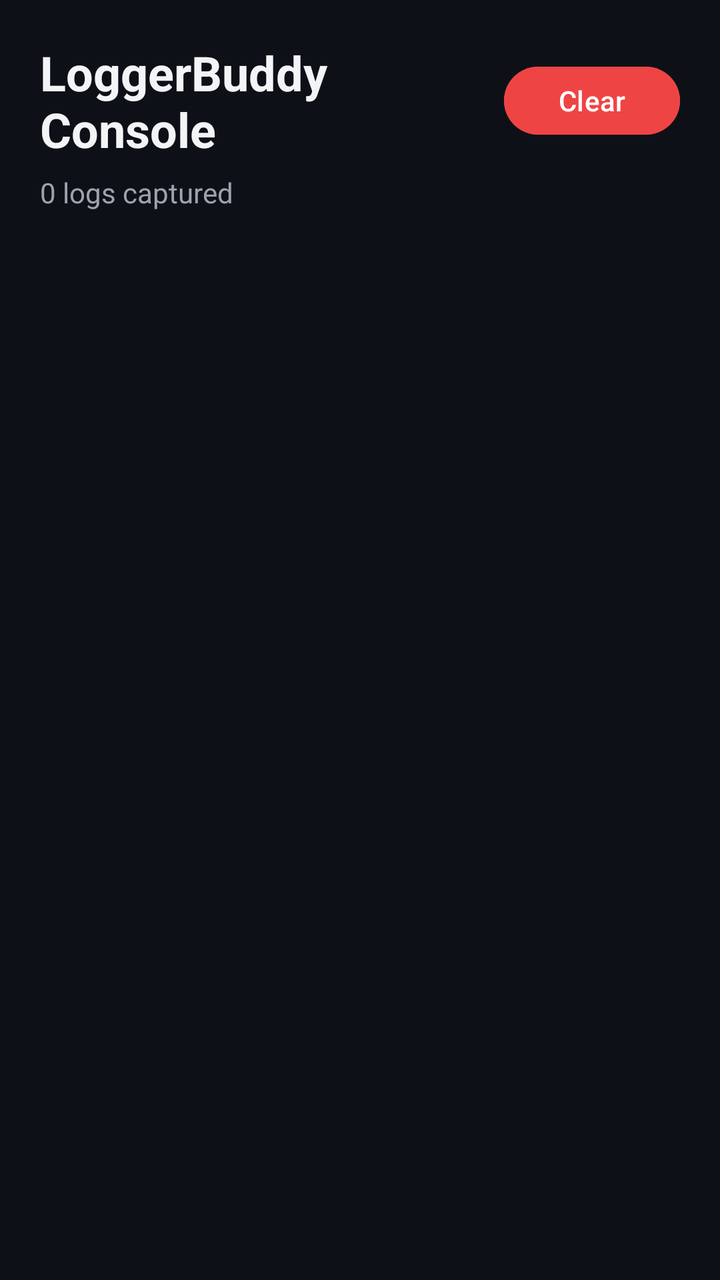
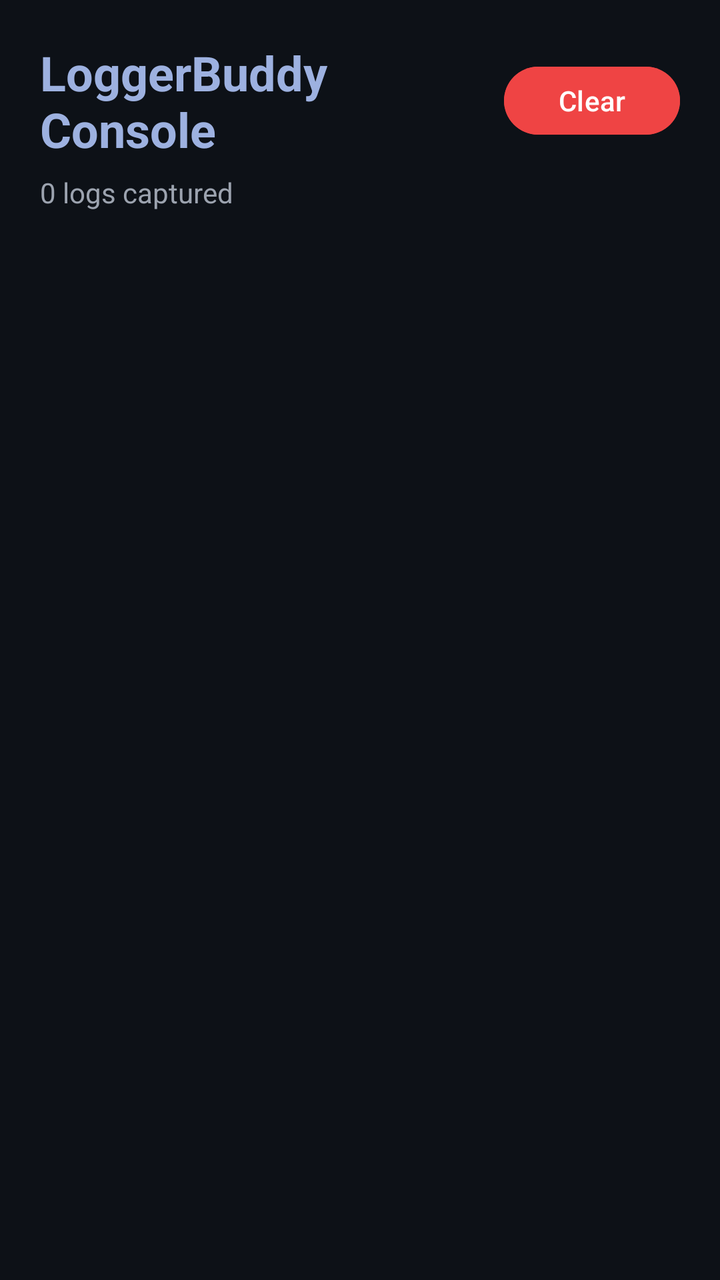

Two renders of the same Android screen: before a commit and after it. Below are the layout's source before the change and the commit's diff.
<!-- AndroidManifest.xml: another module's application theme Theme.LoggerBuddyDemo -->
<!-- res/layout/activity_log_viewer.xml -->
<?xml version="1.0" encoding="utf-8"?>
<LinearLayout xmlns:android="http://schemas.android.com/apk/res/android"
    android:layout_width="match_parent"
    android:layout_height="match_parent"
    android:background="#0D1117"
    android:orientation="vertical"
    android:padding="20dp">

    <LinearLayout
        android:layout_width="match_parent"
        android:layout_height="wrap_content"
        android:gravity="center_vertical"
        android:orientation="horizontal">

        <TextView
            android:layout_width="0dp"
            android:layout_height="wrap_content"
            android:layout_weight="1"
            android:text="LoggerBuddy Console"
            android:textColor="#F3F4F6"
            android:textSize="24sp"
            android:textStyle="bold" />

        <Button
            android:id="@+id/clearConsoleButton"
            android:layout_width="wrap_content"
            android:layout_height="42dp"
            android:backgroundTint="#EF4444"
            android:text="Clear"
            android:textColor="#FFFFFF" />
    </LinearLayout>

    <TextView
        android:id="@+id/statsTextView"
        android:layout_width="match_parent"
        android:layout_height="wrap_content"
        android:layout_marginTop="6dp"
        android:layout_marginBottom="16dp"
        android:text="0 logs captured"
        android:textColor="#9CA3AF"
        android:textSize="14sp" />

    <TextView
        android:id="@+id/emptyTextView"
        android:layout_width="match_parent"
        android:layout_height="wrap_content"
        android:gravity="center"
        android:paddingTop="48dp"
        android:paddingBottom="48dp"
        android:text="📄\n\nNo logs captured yet.\nAdd some logs from the demo app."
        android:textAlignment="center"
        android:textColor="#9CA3AF"
        android:textSize="16sp"
        android:visibility="gone" />

    <androidx.recyclerview.widget.RecyclerView
        android:id="@+id/logsRecyclerView"
        android:layout_width="match_parent"
        android:layout_height="match_parent" />



</LinearLayout>
<!-- resources referenced by this layout -->
<resources>
  <style name="Theme.LoggerBuddyDemo" parent="Base.Theme.LoggerBuddyDemo" />
  <style name="Base.Theme.LoggerBuddyDemo" parent="Theme.Material3.DayNight.NoActionBar">
          
          
      </style>
</resources>

<!-- the commit's change to res/layout/activity_log_viewer.xml (unified diff, before → after) -->
@@ -2,7 +2,7 @@
 <LinearLayout xmlns:android="http://schemas.android.com/apk/res/android"
     android:layout_width="match_parent"
     android:layout_height="match_parent"
-    android:background="#0D1117"
+    android:background="@color/logger_background_dark"
     android:orientation="vertical"
     android:padding="20dp">
 
@@ -17,7 +17,7 @@
             android:layout_height="wrap_content"
             android:layout_weight="1"
             android:text="LoggerBuddy Console"
-            android:textColor="#F3F4F6"
+            android:textColor="@color/logger_title_blue"
             android:textSize="24sp"
             android:textStyle="bold" />
 
@@ -25,9 +25,9 @@
             android:id="@+id/clearConsoleButton"
             android:layout_width="wrap_content"
             android:layout_height="42dp"
-            android:backgroundTint="#EF4444"
+            android:backgroundTint="@color/logger_button_danger"
             android:text="Clear"
-            android:textColor="#FFFFFF" />
+            android:textColor="@color/logger_text_on_color" />
     </LinearLayout>
 
     <TextView
@@ -37,7 +37,7 @@
         android:layout_marginTop="6dp"
         android:layout_marginBottom="16dp"
         android:text="0 logs captured"
-        android:textColor="#9CA3AF"
+        android:textColor="@color/logger_text_secondary"
         android:textSize="14sp" />
 
     <TextView
@@ -49,7 +49,7 @@
         android:paddingBottom="48dp"
         android:text="📄\n\nNo logs captured yet.\nAdd some logs from the demo app."
         android:textAlignment="center"
-        android:textColor="#9CA3AF"
+        android:textColor="@color/logger_text_secondary"
         android:textSize="16sp"
         android:visibility="gone" />
 
@@ -58,6 +58,4 @@
         android:layout_width="match_parent"
         android:layout_height="match_parent" />
 
-
-
 </LinearLayout>
<!-- resource entries referenced after the edit -->
@@ -1,5 +1,10 @@
 <!-- resources referenced by this layout -->
 <resources>
+  <color name="logger_background_dark">#0D1117</color>
+  <color name="logger_button_danger">#EF4444</color>
+  <color name="logger_text_on_color">#FFFFFF</color>
+  <color name="logger_text_secondary">#9CA3AF</color>
+  <color name="logger_title_blue">#9DB1E0</color>
   <style name="Theme.LoggerBuddyDemo" parent="Base.Theme.LoggerBuddyDemo" />
   <style name="Base.Theme.LoggerBuddyDemo" parent="Theme.Material3.DayNight.NoActionBar">
           
